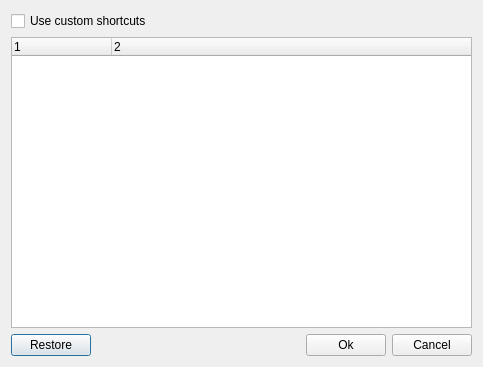
This is src/desktop/GuiShortcut.ui in hwgao/beebeep as Qt 5 draws it before an edit. The edited form follows.
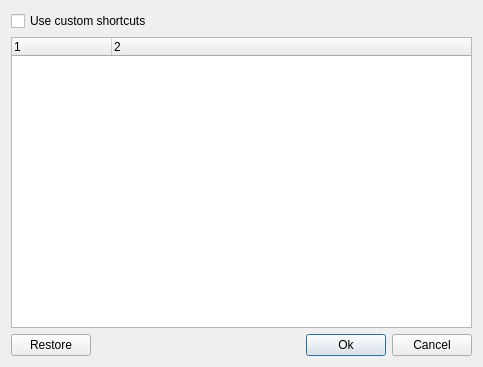
This is the edited form.

What changed in the file:
```diff
--- a/src/desktop/GuiShortcut.ui
+++ b/src/desktop/GuiShortcut.ui
@@ -52,6 +52,9 @@
      <property name="text">
       <string>Restore</string>
      </property>
+     <property name="autoDefault">
+      <bool>false</bool>
+     </property>
     </widget>
    </item>
    <item row="2" column="1">
@@ -72,6 +75,12 @@
      <property name="text">
       <string>Ok</string>
      </property>
+     <property name="autoDefault">
+      <bool>false</bool>
+     </property>
+     <property name="default">
+      <bool>true</bool>
+     </property>
     </widget>
    </item>
    <item row="2" column="3">
```
Left out of the diff: 3 changed lines with no effect on the pictures.
